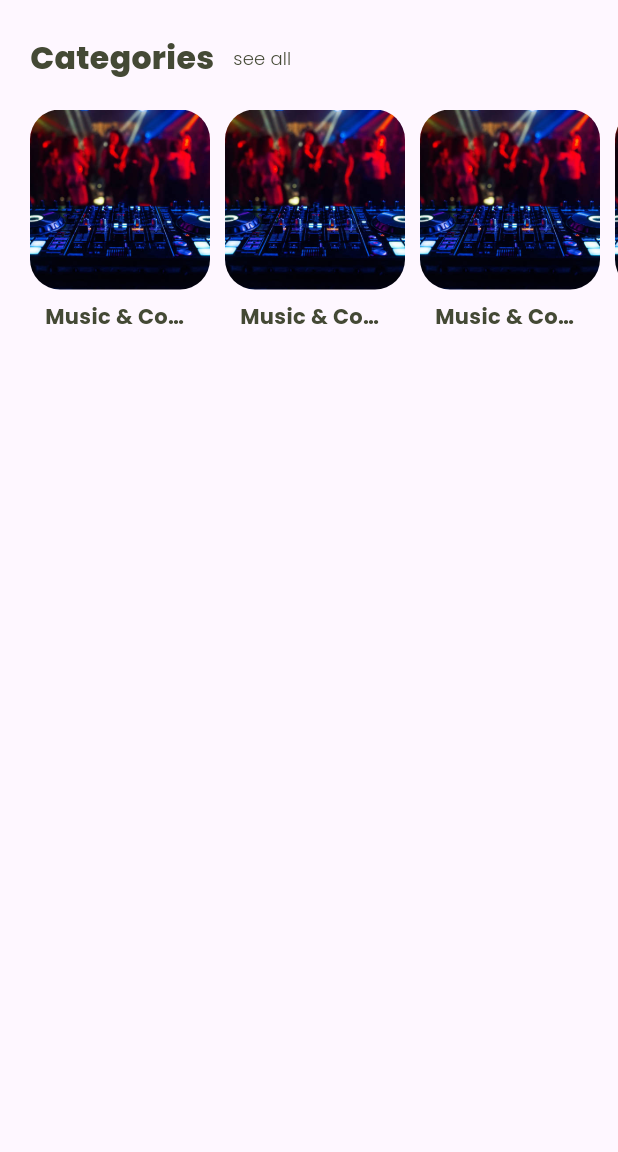
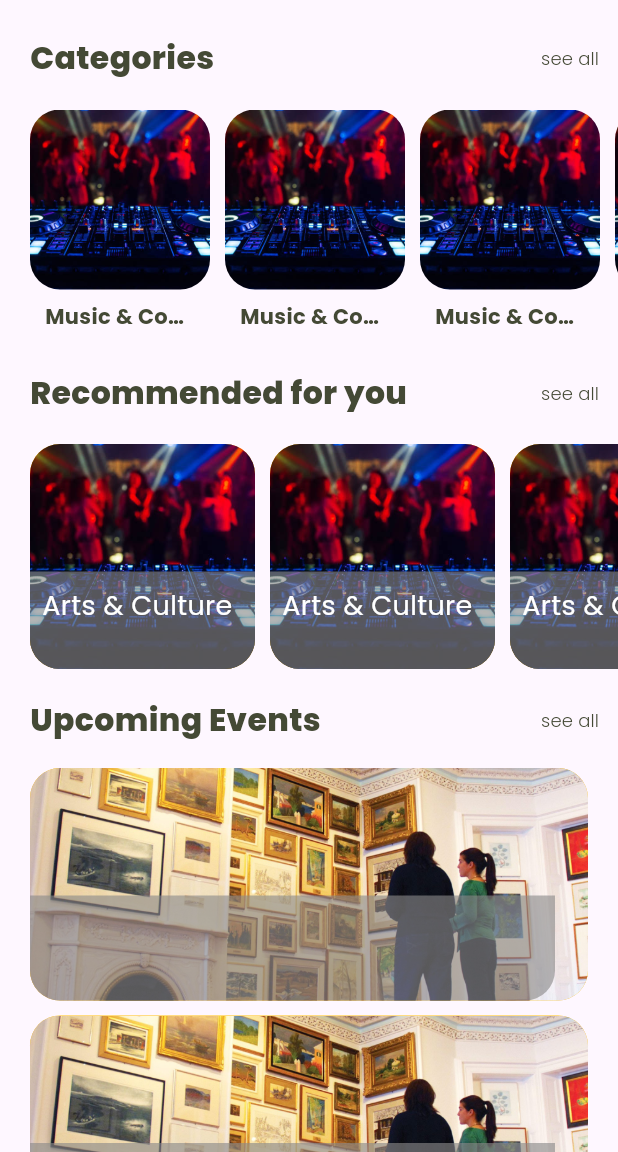
Before and after one commit to haadiyaa/eventeaze, a Flutter app: the HomePage screen opened directly, on a phone screen of 412 x 824 dp, the part 84-1236 px from its top. Run offline on Flutter 3.47's test engine with Material 3 defaults, Android fonts, the light colour scheme and no system bars; our stand-ins replace bloc, cloud_firestore, equatable, firebase_auth, firebase_core, flutter_bloc and 4 more; accounts and stored records are empty.

Commit message:
home and category

```diff
--- a/lib/app/view/screens/categoriespage.dart
+++ b/lib/app/view/screens/categoriespage.dart
@@ -1,3 +1,4 @@
+import 'package:eventeaze/app/view/widgets/buttons/verticalimagetext.dart';
 import 'package:flutter/material.dart';
 
 class CategoriesPage extends StatelessWidget {
@@ -6,7 +7,46 @@ class CategoriesPage extends StatelessWidget {
   @override
   Widget build(BuildContext context) {
     return Scaffold(
-      appBar: AppBar(title: const Text('Categories'),),
+      appBar: AppBar(
+        title: const Text(
+          'Categories',
+          style: TextStyle(
+            fontWeight: FontWeight.bold,
+            color: Color.fromARGB(255, 68, 73, 53),
+            fontSize: 24,
+          ),
+        ),
+      ),
+      body: Padding(
+        padding: EdgeInsets.all(20),
+        child: SingleChildScrollView(
+          child: Column(
+            children: [
+              GridView.builder(
+                physics:const NeverScrollableScrollPhysics(),
+                shrinkWrap: true,
+                gridDelegate: const SliverGridDelegateWithFixedCrossAxisCount(
+                  crossAxisCount: 2,
+                  mainAxisExtent: 150,
+                  mainAxisSpacing: 10,
+                  crossAxisSpacing: 10,
+                ),
+                itemCount: 8,
+                itemBuilder: (BuildContext context, int index) {
+                  return Padding(
+                    padding: const EdgeInsets.all(8.0),
+                    child: Container(
+                      width: 10,
+                      height: 10,
+                      color: Colors.amber,
+                    ),
+                  );
+                },
+              ),
+            ],
+          ),
+        ),
+      ),
     );
   }
 }
--- a/lib/app/view/screens/homepage.dart
+++ b/lib/app/view/screens/homepage.dart
@@ -3,6 +3,10 @@ import 'package:eventeaze/app/view/screens/login_page.dart';
 import 'package:eventeaze/app/view/widgets/buttons/sectionheading.dart';
 import 'package:eventeaze/app/view/widgets/buttons/verticalimagetext.dart';
 import 'package:eventeaze/app/view/widgets/design/eventcategorieslist.dart';
+import 'package:eventeaze/app/view/widgets/design/eventhorizontalcard.dart';
+import 'package:eventeaze/app/view/widgets/design/eventverticalcard.dart';
+import 'package:eventeaze/app/view/widgets/design/recommendedlist.dart';
+import 'package:eventeaze/app/view/widgets/design/upcominglist.dart';
 import 'package:eventeaze/app/view/widgets/textfields/customsearchbar.dart';
 import 'package:flutter/material.dart';
 import 'package:flutter_bloc/flutter_bloc.dart';
@@ -72,7 +76,8 @@ class HomePage extends StatelessWidget {
               ),
             ],
           ),
-          body: Column(
+          body: SingleChildScrollView(
+            child: Column(
               crossAxisAlignment: CrossAxisAlignment.start,
               children: [
                 Padding(
@@ -91,10 +96,24 @@ class HomePage extends StatelessWidget {
                       ),
                       //categories
                       const EventCategories(),
+
+                      //recommended
+                      SectionHeading(
+                        title: 'Recommended for you',
+                        onPressed: () {},
+                      ),
+                      const RecommendedList(),
+                      SizedBox(height: 10,),
+                      SectionHeading(
+                        title: 'Upcoming Events',
+                        onPressed: () {},
+                      ),
                     ],
                   ),
                 ),
+                const UpcomingList(),
               ],
+            ),
           ),
         );
       },
--- a/lib/app/view/widgets/buttons/sectionheading.dart
+++ b/lib/app/view/widgets/buttons/sectionheading.dart
@@ -16,6 +16,7 @@ class SectionHeading extends StatelessWidget {
   @override
   Widget build(BuildContext context) {
     return Row(
+      mainAxisAlignment: MainAxisAlignment.spaceBetween,
       children: [
         Text(
           title,
--- a/lib/app/view/widgets/design/eventhorizontalcar.dart
+++ /dev/null
@@ -1 +0,0 @@
-import 'package:flutter/material.dart';
--- /dev/null
+++ b/lib/app/view/widgets/design/eventhorizontalcard.dart
@@ -0,0 +1,46 @@
+import 'package:flutter/material.dart';
+
+class EventHorizontalCard extends StatelessWidget {
+  const EventHorizontalCard({super.key});
+
+  @override
+  Widget build(BuildContext context) {
+    return Padding(
+      padding: const EdgeInsets.only(bottom: 10),
+      child: Stack(
+        children: [
+          Container(
+            height: 155,
+            width: double.infinity,
+            decoration: BoxDecoration(
+              color: Colors.amber,
+              borderRadius: BorderRadius.circular(20),
+            ),
+            child: const ClipRRect(
+              borderRadius: BorderRadius.all(Radius.circular(20),
+              ),
+              child: Image(
+                image: AssetImage('assets/events/arts.jpg'),
+                fit: BoxFit.cover,
+              ),
+            ),
+          ),
+          Positioned(
+            bottom: 0,
+            child: Container(
+              height: 70,
+              width:350,
+              decoration: const BoxDecoration(
+                color: Color.fromARGB(159, 138, 137, 137),
+                borderRadius: BorderRadius.only(
+                  bottomLeft: Radius.circular(20),
+                  bottomRight: Radius.circular(20),
+                ),
+              ),
+            ),
+          ),
+        ],
+      ),
+    );
+  }
+}
--- /dev/null
+++ b/lib/app/view/widgets/design/eventverticalcard.dart
@@ -0,0 +1,68 @@
+import 'package:flutter/material.dart';
+import 'package:flutter/widgets.dart';
+
+class EventVerticalCard extends StatelessWidget {
+  const EventVerticalCard({
+    super.key,
+    this.onTap,
+    required this.image,
+    required this.title,
+  });
+  final void Function()? onTap;
+  final String image;
+  final String title;
+
+  @override
+  Widget build(BuildContext context) {
+    return GestureDetector(
+      onTap: onTap,
+      child: Padding(
+        padding: const EdgeInsets.only(right: 10.0),
+        child: Stack(
+          children: [
+            Container(
+              width: 150,
+              height: 150,
+              decoration: BoxDecoration(
+                color: Colors.amber,
+                borderRadius: BorderRadius.circular(20),
+              ),
+              child: ClipRRect(
+                borderRadius: BorderRadius.circular(20),
+                child: Image(
+                  image: AssetImage(image),
+                  fit: BoxFit.cover,
+                ),
+              ),
+            ),
+            Positioned(
+              bottom: 0,
+              child: Container(
+                padding:
+                    const EdgeInsets.symmetric(horizontal: 8, vertical: 10),
+                height: 65,
+                width: 150,
+                decoration: const BoxDecoration(
+                  color: Color.fromARGB(159, 138, 137, 137),
+                  borderRadius: BorderRadius.only(
+                    bottomLeft: Radius.circular(20),
+                    bottomRight: Radius.circular(20),
+                  ),
+                ),
+                child: Text(
+                  title,
+                  style: const TextStyle(
+                    fontSize: 18,
+                    color: Colors.white,
+                  ),
+                  maxLines: 2,
+                  overflow: TextOverflow.ellipsis,
+                ),
+              ),
+            )
+          ],
+        ),
+      ),
+    );
+  }
+}
--- /dev/null
+++ b/lib/app/view/widgets/design/recommendedlist.dart
@@ -0,0 +1,30 @@
+import 'package:eventeaze/app/view/widgets/design/eventverticalcard.dart';
+import 'package:flutter/material.dart';
+
+class RecommendedList extends StatelessWidget {
+  const RecommendedList({
+    super.key,
+  });
+
+  @override
+  Widget build(BuildContext context) {
+    return Padding(
+      padding: const EdgeInsets.only(top: 10.0),
+      child: SizedBox(
+        height: 150,
+        child: ListView.builder(
+          shrinkWrap: true,
+          itemCount: 6,
+          scrollDirection: Axis.horizontal,
+          itemBuilder: (BuildContext context, int index) {
+            return EventVerticalCard(
+            image: 'assets/categories/music.jpg',
+            title: 'Arts & Culture',
+            onTap: () {},
+          );
+          },
+        ),
+      ),
+    );
+  }
+}
--- /dev/null
+++ b/lib/app/view/widgets/design/upcominglist.dart
@@ -0,0 +1,27 @@
+import 'package:eventeaze/app/view/widgets/design/eventhorizontalcard.dart';
+import 'package:flutter/material.dart';
+
+class UpcomingList extends StatelessWidget {
+  const UpcomingList({
+    super.key,
+  });
+
+  @override
+  Widget build(BuildContext context) {
+    return Padding(
+      padding: const EdgeInsets.symmetric(horizontal: 20,vertical: 8),
+      child: Column(
+        children: [
+          ListView.builder(
+            physics: const NeverScrollableScrollPhysics(),
+            shrinkWrap: true,
+            itemCount: 6,
+            itemBuilder: (BuildContext context, int index) {
+              return EventHorizontalCard();
+            },
+          ),
+        ],
+      ),
+    );
+  }
+}
--- a/pubspec.yaml
+++ b/pubspec.yaml
@@ -72,6 +72,7 @@ flutter:
   assets:
     - assets/
     - assets/categories/
+    - assets/events/
   #   - images/a_dot_ham.jpeg
 
   # An image asset can refer to one or more resolution-specific "variants", see
```
Also changed, not shown: assets/events/arts.jpg (added), pubspec.lock, 1 other file. Lines whose indentation alone changed are shown as unchanged.
